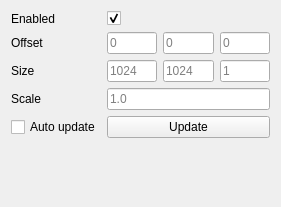
Old version of the form include/ui/plugins/fom_toolbox.ui in the repository VRGroupRWTH/pli_view.
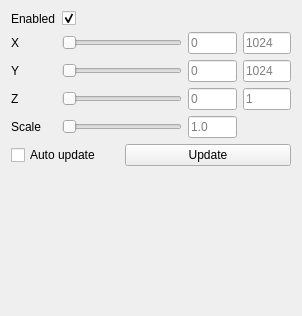
New version of the form. Custom widgets are drawn as their Qt base class.

Commit message: Created range slider stubs.

What changed in the file:
```diff
--- a/include/ui/plugins/fom_toolbox.ui
+++ b/include/ui/plugins/fom_toolbox.ui
@@ -6,59 +6,14 @@
    <rect>
     <x>0</x>
     <y>0</y>
-    <width>281</width>
-    <height>207</height>
+    <width>302</width>
+    <height>316</height>
    </rect>
   </property>
   <property name="windowTitle">
    <string>Fiber Orientation Map Toolbox</string>
   </property>
   <layout class="QGridLayout" name="gridLayout">
-   <item row="3" column="2">
-    <widget class="QLineEdit" name="line_edit_size_y">
-     <property name="sizePolicy">
-      <sizepolicy hsizetype="Expanding" vsizetype="Fixed">
-       <horstretch>1</horstretch>
-       <verstretch>0</verstretch>
-      </sizepolicy>
-     </property>
-     <property name="text">
-      <string/>
-     </property>
-     <property name="alignment">
-      <set>Qt::AlignLeading|Qt::AlignLeft|Qt::AlignVCenter</set>
-     </property>
-     <property name="placeholderText">
-      <string>1024</string>
-     </property>
-    </widget>
-   </item>
-   <item row="3" column="0">
-    <widget class="QLabel" name="label_size">
-     <property name="text">
-      <string>Size</string>
-     </property>
-    </widget>
-   </item>
-   <item row="2" column="2">
-    <widget class="QLineEdit" name="line_edit_offset_y">
-     <property name="sizePolicy">
-      <sizepolicy hsizetype="Expanding" vsizetype="Fixed">
-       <horstretch>1</horstretch>
-       <verstretch>0</verstretch>
-      </sizepolicy>
-     </property>
-     <property name="text">
-      <string/>
-     </property>
-     <property name="alignment">
-      <set>Qt::AlignLeading|Qt::AlignLeft|Qt::AlignVCenter</set>
-     </property>
-     <property name="placeholderText">
-      <string>0</string>
-     </property>
-    </widget>
-   </item>
    <item row="0" column="0">
     <widget class="QLabel" name="label_enabled">
      <property name="text">
@@ -66,7 +21,46 @@
      </property>
     </widget>
    </item>
-   <item row="2" column="1">
+   <item row="0" column="1" colspan="4">
+    <widget class="QCheckBox" name="checkbox_enabled">
+     <property name="layoutDirection">
+      <enum>Qt::LeftToRight</enum>
+     </property>
+     <property name="text">
+      <string/>
+     </property>
+     <property name="checked">
+      <bool>true</bool>
+     </property>
+    </widget>
+   </item>
+   <item row="1" column="0">
+    <widget class="QLabel" name="label_x">
+     <property name="text">
+      <string>X</string>
+     </property>
+    </widget>
+   </item>
+   <item row="1" column="1" colspan="2">
+    <widget class="pli::range_slider" name="slider_x">
+     <property name="sizePolicy">
+      <sizepolicy hsizetype="Expanding" vsizetype="Fixed">
+       <horstretch>1</horstretch>
+       <verstretch>0</verstretch>
+      </sizepolicy>
+     </property>
+     <property name="minimumSize">
+      <size>
+       <width>120</width>
+       <height>0</height>
+      </size>
+     </property>
+     <property name="orientation">
+      <enum>Qt::Horizontal</enum>
+     </property>
+    </widget>
+   </item>
+   <item row="1" column="3">
     <widget class="QLineEdit" name="line_edit_offset_x">
      <property name="sizePolicy">
       <sizepolicy hsizetype="Expanding" vsizetype="Fixed">
@@ -85,8 +79,53 @@
      </property>
     </widget>
    </item>
+   <item row="1" column="4">
+    <widget class="QLineEdit" name="line_edit_size_x">
+     <property name="sizePolicy">
+      <sizepolicy hsizetype="Expanding" vsizetype="Fixed">
+       <horstretch>1</horstretch>
+       <verstretch>0</verstretch>
+      </sizepolicy>
+     </property>
+     <property name="text">
+      <string/>
+     </property>
+     <property name="alignment">
+      <set>Qt::AlignLeading|Qt::AlignLeft|Qt::AlignVCenter</set>
+     </property>
+     <property name="placeholderText">
+      <string>1024</string>
+     </property>
+    </widget>
+   </item>
+   <item row="2" column="0">
+    <widget class="QLabel" name="label_y">
+     <property name="text">
+      <string>Y</string>
+     </property>
+    </widget>
+   </item>
+   <item row="2" column="1" colspan="2">
+    <widget class="pli::range_slider" name="slider_y">
+     <property name="sizePolicy">
+      <sizepolicy hsizetype="Expanding" vsizetype="Fixed">
+       <horstretch>1</horstretch>
+       <verstretch>0</verstretch>
+      </sizepolicy>
+     </property>
+     <property name="minimumSize">
+      <size>
+       <width>120</width>
+       <height>0</height>
+      </size>
+     </property>
+     <property name="orientation">
+      <enum>Qt::Horizontal</enum>
+     </property>
+    </widget>
+   </item>
    <item row="2" column="3">
-    <widget class="QLineEdit" name="line_edit_offset_z">
+    <widget class="QLineEdit" name="line_edit_offset_y">
      <property name="sizePolicy">
       <sizepolicy hsizetype="Expanding" vsizetype="Fixed">
        <horstretch>1</horstretch>
@@ -104,7 +143,71 @@
      </property>
     </widget>
    </item>
+   <item row="2" column="4">
+    <widget class="QLineEdit" name="line_edit_size_y">
+     <property name="sizePolicy">
+      <sizepolicy hsizetype="Expanding" vsizetype="Fixed">
+       <horstretch>1</horstretch>
+       <verstretch>0</verstretch>
+      </sizepolicy>
+     </property>
+     <property name="text">
+      <string/>
+     </property>
+     <property name="alignment">
+      <set>Qt::AlignLeading|Qt::AlignLeft|Qt::AlignVCenter</set>
+     </property>
+     <property name="placeholderText">
+      <string>1024</string>
+     </property>
+    </widget>
+   </item>
+   <item row="3" column="0">
+    <widget class="QLabel" name="label_z">
+     <property name="text">
+      <string>Z</string>
+     </property>
+    </widget>
+   </item>
+   <item row="3" column="1" colspan="2">
+    <widget class="pli::range_slider" name="slider_z">
+     <property name="sizePolicy">
+      <sizepolicy hsizetype="Expanding" vsizetype="Fixed">
+       <horstretch>1</horstretch>
+       <verstretch>0</verstretch>
+      </sizepolicy>
+     </property>
+     <property name="minimumSize">
+      <size>
+       <width>120</width>
+       <height>0</height>
+      </size>
+     </property>
+     <property name="orientation">
+      <enum>Qt::Horizontal</enum>
+     </property>
+    </widget>
+   </item>
    <item row="3" column="3">
+    <widget class="QLineEdit" name="line_edit_offset_z">
+     <property name="sizePolicy">
+      <sizepolicy hsizetype="Expanding" vsizetype="Fixed">
+       <horstretch>1</horstretch>
+       <verstretch>0</verstretch>
+      </sizepolicy>
+     </property>
+     <property name="text">
+      <string/>
+     </property>
+     <property name="alignment">
+      <set>Qt::AlignLeading|Qt::AlignLeft|Qt::AlignVCenter</set>
+     </property>
+     <property name="placeholderText">
+      <string>0</string>
+     </property>
+    </widget>
+   </item>
+   <item row="3" column="4">
     <widget class="QLineEdit" name="line_edit_size_z">
      <property name="sizePolicy">
       <sizepolicy hsizetype="Expanding" vsizetype="Fixed">
@@ -123,40 +226,40 @@
      </property>
     </widget>
    </item>
-   <item row="3" column="1">
-    <widget class="QLineEdit" name="line_edit_size_x">
+   <item row="4" column="0">
+    <widget class="QLabel" name="label_scale">
+     <property name="text">
+      <string>Scale</string>
+     </property>
+    </widget>
+   </item>
+   <item row="4" column="1" colspan="2">
+    <widget class="QSlider" name="slider_scale">
      <property name="sizePolicy">
       <sizepolicy hsizetype="Expanding" vsizetype="Fixed">
        <horstretch>1</horstretch>
        <verstretch>0</verstretch>
       </sizepolicy>
      </property>
-     <property name="text">
-      <string/>
+     <property name="minimumSize">
+      <size>
+       <width>120</width>
+       <height>0</height>
+      </size>
      </property>
-     <property name="alignment">
-      <set>Qt::AlignLeading|Qt::AlignLeft|Qt::AlignVCenter</set>
+     <property name="orientation">
+      <enum>Qt::Horizontal</enum>
      </property>
-     <property name="placeholderText">
-      <string>1024</string>
-     </property>
     </widget>
    </item>
-   <item row="2" column="0">
-    <widget class="QLabel" name="label_offset">
-     <property name="text">
-      <string>Offset</string>
-     </property>
-    </widget>
-   </item>
-   <item row="5" column="1" colspan="3">
+   <item row="4" column="3">
     <widget class="QLineEdit" name="line_edit_scale">
      <property name="placeholderText">
       <string>1.0</string>
      </property>
     </widget>
    </item>
-   <item row="6" column="0">
+   <item row="5" column="0" colspan="2">
     <widget class="QCheckBox" name="checkbox_auto_update">
      <property name="text">
       <string>Auto update</string>
@@ -166,7 +269,17 @@
      </property>
     </widget>
    </item>
-   <item row="7" column="0">
+   <item row="5" column="2" colspan="3">
+    <widget class="QPushButton" name="button_update">
+     <property name="enabled">
+      <bool>true</bool>
+     </property>
+     <property name="text">
+      <string>Update</string>
+     </property>
+    </widget>
+   </item>
+   <item row="6" column="1">
     <spacer name="spacer">
      <property name="orientation">
       <enum>Qt::Vertical</enum>
@@ -179,38 +292,15 @@
      </property>
     </spacer>
    </item>
-   <item row="5" column="0">
-    <widget class="QLabel" name="label_scale">
-     <property name="text">
-      <string>Scale</string>
-     </property>
-    </widget>
-   </item>
-   <item row="0" column="1">
-    <widget class="QCheckBox" name="checkbox_enabled">
-     <property name="layoutDirection">
-      <enum>Qt::LeftToRight</enum>
-     </property>
-     <property name="text">
-      <string/>
-     </property>
-     <property name="checked">
-      <bool>true</bool>
-     </property>
-    </widget>
-   </item>
-   <item row="6" column="1" colspan="3">
-    <widget class="QPushButton" name="button_update">
-     <property name="enabled">
-      <bool>true</bool>
-     </property>
-     <property name="text">
-      <string>Update</string>
-     </property>
-    </widget>
-   </item>
   </layout>
  </widget>
+ <customwidgets>
+  <customwidget>
+   <class>pli::range_slider</class>
+   <extends>QSlider</extends>
+   <header location="global">ui/range_slider.hpp</header>
+  </customwidget>
+ </customwidgets>
  <tabstops>
   <tabstop>checkbox_enabled</tabstop>
   <tabstop>line_edit_offset_x</tabstop>
```
The commit also changes 3 other files.
